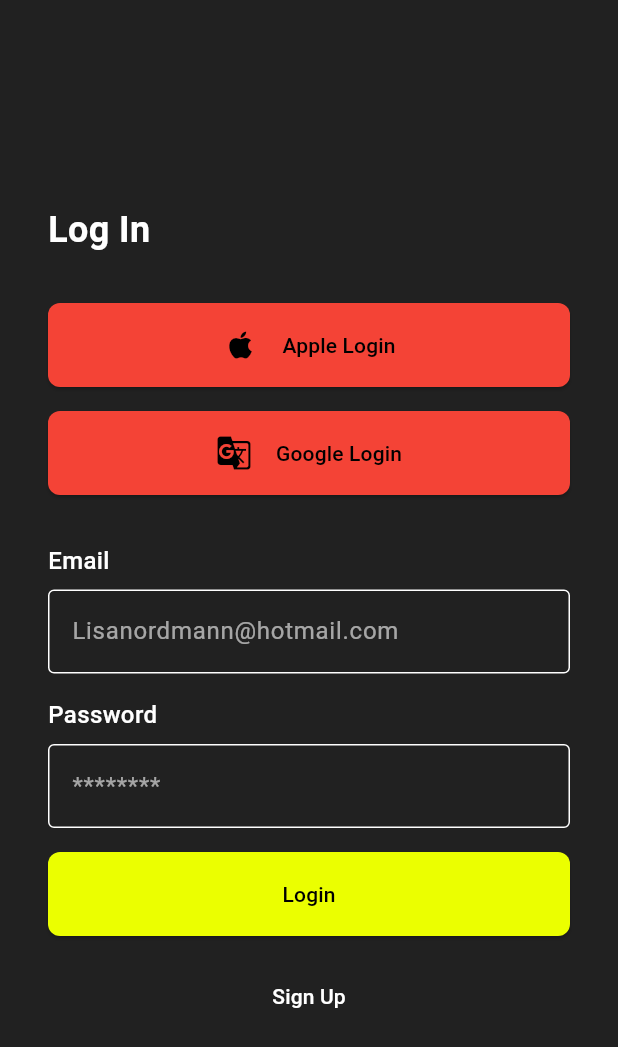
After one commit to Kenzirey/ShoppingListGroup11, a Flutter app: the LoginScreen screen opened by its route, on a phone screen of 412 x 824 dp. The commit adds this screen. Shown: the top 1047 px of the screen. Run offline on Flutter 3.47's test engine with Material 3 defaults, Android fonts, the phone set to English and light mode, and no system bars; our stand-ins replace flutter_riverpod, go_router, google_fonts.

Commit message:
Added initial login page and initial user model
User model is not set in stone, but set up an initial model.

Also added the login page draft, as discussed. Though it has no logic, but the buttons and form fields are set up to be added logic to. Added route to the new page on the login or sign up text in drawer, added inkwell to it, to make it interactive.

```diff
--- a/lib/main.dart
+++ b/lib/main.dart
@@ -21,7 +21,7 @@ class MyApp extends StatelessWidget {
         scaffoldBackgroundColor: Colors.grey[900],
         colorScheme: ColorScheme.dark(
           primary: Colors.red,
-          secondary: Colors.amber,
+          secondary: const Color(0xFFEBFF00), // Solwr fargen
           tertiary: Colors.white,
           surface: Colors.black87,
           background: Colors.grey[900],
--- /dev/null
+++ b/lib/models/user.dart
@@ -0,0 +1,13 @@
+/// Represents the user model.
+class User {
+  // String userId; Guessing this will just be in Supabase.
+  final String userName;
+  final String email;
+  final List<String> dietaryPreferences;
+  //final String image; //path to the image (since we plan on letting them choose from pre-set images)
+
+  User(
+      {required this.userName,
+      required this.email,
+      required this.dietaryPreferences});
+}
--- a/lib/routes/routes.dart
+++ b/lib/routes/routes.dart
@@ -1,4 +1,5 @@
 import 'package:go_router/go_router.dart';
+import 'package:shopping_list_g11/src/screen/login.dart';
 import '../src/screen/homeScreen.dart';
 import '../src/screen/shopping_list.dart';
 
@@ -21,6 +22,11 @@ class AppRouter {
         name: 'shoppingList',
         builder: (context, state) => const ShoppingList(),
       ),
+      GoRoute(
+        path: '/login',
+        name: 'loginPage',
+        builder: (context, state) => const LoginScreen(),
+      ),
       // TODO: Set up screen and route for the To-Buy list screen.
     ],
   );
--- /dev/null
+++ b/lib/src/screen/login.dart
@@ -0,0 +1,197 @@
+import 'package:flutter/material.dart';
+import 'package:flutter_riverpod/flutter_riverpod.dart';
+
+/// Login entry point for the application.
+/// Allows user to register & login via email, google or apple.
+class LoginScreen extends ConsumerStatefulWidget {
+  const LoginScreen({super.key});
+
+  @override
+  ConsumerState<LoginScreen> createState() => _LoginState();
+}
+
+/// Manages the state of the login screen.
+class _LoginState extends ConsumerState<LoginScreen> {
+  final TextEditingController _emailController = TextEditingController();
+  final TextEditingController _passwordController = TextEditingController();
+
+
+  @override
+  void dispose() {
+    _emailController.dispose();
+    _passwordController.dispose();
+    super.dispose();
+  }
+
+  @override
+  Widget build(BuildContext context) {
+    final theme = Theme.of(context); // Access our theme so it can be manipulated.
+    return Scaffold(
+      body: Padding(
+        padding: const EdgeInsets.symmetric(horizontal: 32.0, vertical: 16.0), // Added "margins" on sides, work in progress.
+        child: Column(
+          mainAxisAlignment: MainAxisAlignment.center,
+          crossAxisAlignment: CrossAxisAlignment.stretch,
+          children: [
+            Align(
+              alignment: Alignment.centerLeft, // Align text to left, more dyslexic friendly?
+              child: Text(
+                "Log In",
+                style: TextStyle(
+                  fontSize: 24,
+                  fontWeight: FontWeight.bold,
+                  color: theme.colorScheme.tertiary,
+                ),
+              ),
+            ),
+
+            const SizedBox(height: 32),
+
+            // Apple setup with temporary icon
+            ElevatedButton(
+              onPressed: () {
+                // add logic :)
+              },
+              style: ElevatedButton.styleFrom(
+                foregroundColor: theme.colorScheme.onPrimary,
+                backgroundColor: theme.colorScheme.primary,
+                minimumSize: const Size.fromHeight(56),
+                shape: RoundedRectangleBorder(
+                  borderRadius: BorderRadius.circular(8),
+                ),
+              ),
+              child: Row(
+                mainAxisAlignment: MainAxisAlignment.center,
+                children: [
+                  Icon(
+                    Icons.apple,
+                    color: theme.colorScheme.onPrimary,
+                    size: 24,
+                  ),
+                  const SizedBox(width: 16),
+                  const Text("Apple Login"),
+                ],
+              ),
+            ),
+            const SizedBox(height: 16),
+
+            // Google button, with temporary icon (will be replaced with svg)
+            ElevatedButton(
+              onPressed: () {
+                // add google login logic :)
+              },
+              style: ElevatedButton.styleFrom(
+                foregroundColor: theme.colorScheme.onPrimary,
+                backgroundColor: theme.colorScheme.primary,
+                minimumSize: const Size.fromHeight(56),
+                shape: RoundedRectangleBorder(
+                  borderRadius: BorderRadius.circular(8),
+                ),
+              ),
+              child: Row(
+                mainAxisAlignment: MainAxisAlignment.center,
+                children: [
+                  Icon(
+                    Icons.g_translate,
+                    color: theme.colorScheme.onPrimary,
+                    size: 24,
+                  ),
+                  const SizedBox(width: 16),
+                  const Text("Google Login"),
+                ],
+              ),
+            ),
+            const SizedBox(height: 32),
+
+            // Email field section
+            Text(
+              "Email",
+              style: TextStyle(
+                fontSize: 16,
+                fontWeight: FontWeight.w500,
+                color: theme.colorScheme.tertiary,
+              ),
+            ),
+            const SizedBox(height: 8),
+            TextFormField(
+              controller: _emailController,
+              keyboardType: TextInputType.emailAddress,
+              decoration: InputDecoration(
+                hintText: 'Lisanordmann@hotmail.com',
+                hintStyle: TextStyle(
+                  color: theme.colorScheme.tertiary.withOpacity(0.6),
+                  fontSize: 16,
+                ),
+                focusedBorder: OutlineInputBorder(
+                  borderSide: BorderSide(color: theme.colorScheme.tertiary),
+                ),
+                border: const OutlineInputBorder(),
+                floatingLabelBehavior: FloatingLabelBehavior.never,
+              ),
+              style: TextStyle(color: theme.colorScheme.tertiary),
+            ),
+            const SizedBox(height: 16),
+
+            // Password Field section
+            Text(
+              "Password",
+              style: TextStyle(
+                fontSize: 16,
+                fontWeight: FontWeight.w500,
+                color: theme.colorScheme.tertiary,
+              ),
+            ),
+            const SizedBox(height: 8),
+            TextFormField(
+              controller: _passwordController,
+              obscureText: true,
+              decoration: InputDecoration(
+                hintText: '********',
+                hintStyle: TextStyle(
+                  color: theme.colorScheme.tertiary.withOpacity(0.6),
+                  fontSize: 16,
+                ),
+                focusedBorder: OutlineInputBorder(
+                  borderSide: BorderSide(color: theme.colorScheme.tertiary),
+                ),
+                border: const OutlineInputBorder(),
+                floatingLabelBehavior: FloatingLabelBehavior.never,
+              ),
+              style: TextStyle(color: theme.colorScheme.tertiary),
+            ),
+            const SizedBox(height: 16),
+
+            // Login Button (without logic)
+            ElevatedButton(
+              onPressed: () {
+                // logic
+              },
+              style: ElevatedButton.styleFrom(
+                foregroundColor: theme.colorScheme.onPrimary,
+                backgroundColor: theme.colorScheme.secondary,
+                minimumSize: const Size.fromHeight(56),
+                shape: RoundedRectangleBorder(
+                  borderRadius: BorderRadius.circular(8),
+                ),
+              ),
+              child: const Text("Login"),
+            ),
+            const SizedBox(height: 16),
+
+            // Sign Up - temporary placement. Discuss.
+            TextButton(
+              onPressed: () {
+                // Navigate to sign-up screen
+              },
+              child: Text(
+                //TODO: temporary placing, maybe have it under login directly on top? Discuss.
+                "Sign Up",
+                style: TextStyle(color: theme.colorScheme.tertiary),
+              ),
+            ),
+          ],
+        ),
+      ),
+    );
+  }
+}
--- a/lib/src/widget/my_drawer.dart
+++ b/lib/src/widget/my_drawer.dart
@@ -1,4 +1,5 @@
 import 'package:flutter/material.dart';
+import 'package:go_router/go_router.dart';
 
 /// Drawer widget for the app.
 class MyDrawer extends StatelessWidget {
@@ -15,17 +16,27 @@ class MyDrawer extends StatelessWidget {
             const SizedBox(height: 40),
             Padding(
               padding: const EdgeInsets.symmetric(horizontal: 16.0),
+              child: InkWell(
+                onTap: () {
+                  context.goNamed('loginPage'); // GoRoute to login page.
+                },
                 child: Row(
                   children: [
-                  Icon(Icons.account_circle, color: Theme.of(context).colorScheme.tertiary,
-                      size: 36),
+                    Icon(
+                      Icons.account_circle,
+                      color: Theme.of(context).colorScheme.tertiary,
+                      size: 36,
+                    ),
                     const SizedBox(width: 12),
                     Text(
                       'Log in or sign up',
-                    style: TextStyle(color: Theme.of(context).colorScheme.tertiary,
-                        fontSize: 16),
+                      style: TextStyle(
+                        color: Theme.of(context).colorScheme.tertiary,
+                        fontSize: 16,
+                      ),
                     ),
                   ],
+                ),
               ),
             ),
 
```
Also changed, not shown: 1 other file. Lines whose indentation alone changed are shown as unchanged.
